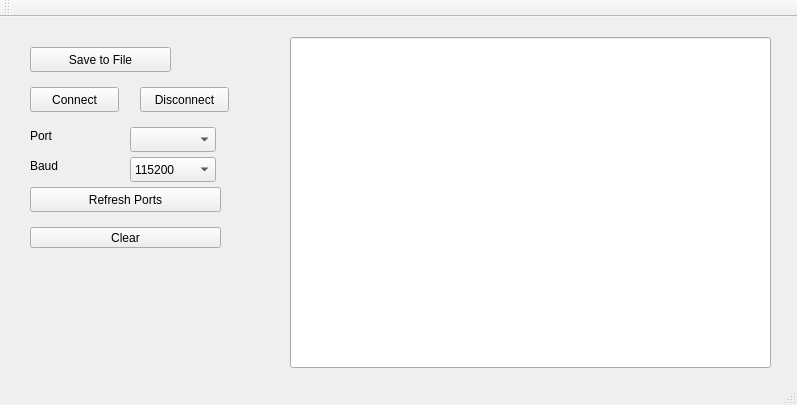
First picture: the form in packetSimulator/simulator/mainwindow.ui, repository davood-dorostkar/ModbusCommunication, before the edit.
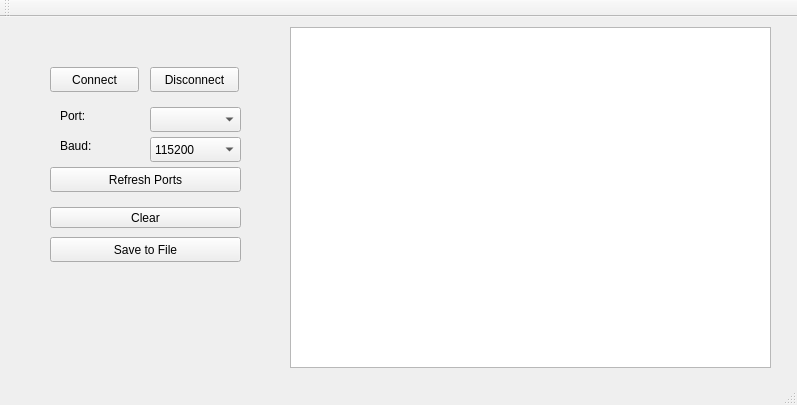
Second picture: the form after the edit.

Diff of the .ui file:
```diff
--- a/packetSimulator/simulator/mainwindow.ui
+++ b/packetSimulator/simulator/mainwindow.ui
@@ -17,9 +17,9 @@
    <widget class="QPushButton" name="saveButton">
     <property name="geometry">
      <rect>
-      <x>30</x>
-      <y>30</y>
-      <width>141</width>
+      <x>50</x>
+      <y>220</y>
+      <width>191</width>
       <height>25</height>
      </rect>
     </property>
@@ -30,8 +30,8 @@
    <widget class="QPushButton" name="connectButton">
     <property name="geometry">
      <rect>
-      <x>30</x>
-      <y>70</y>
+      <x>50</x>
+      <y>50</y>
       <width>89</width>
       <height>25</height>
      </rect>
@@ -43,8 +43,8 @@
    <widget class="QPushButton" name="disconnectButton">
     <property name="geometry">
      <rect>
-      <x>140</x>
-      <y>70</y>
+      <x>150</x>
+      <y>50</y>
       <width>89</width>
       <height>25</height>
      </rect>
@@ -56,9 +56,9 @@
    <widget class="QComboBox" name="portBox">
     <property name="geometry">
      <rect>
-      <x>130</x>
-      <y>110</y>
-      <width>86</width>
+      <x>150</x>
+      <y>90</y>
+      <width>91</width>
       <height>25</height>
      </rect>
     </property>
@@ -66,35 +66,35 @@
    <widget class="QLabel" name="label_3">
     <property name="geometry">
      <rect>
-      <x>30</x>
-      <y>110</y>
+      <x>60</x>
+      <y>90</y>
       <width>67</width>
       <height>17</height>
      </rect>
     </property>
     <property name="text">
-     <string>Port</string>
+     <string>Port:</string>
     </property>
    </widget>
    <widget class="QLabel" name="label_4">
     <property name="geometry">
      <rect>
-      <x>30</x>
-      <y>140</y>
+      <x>60</x>
+      <y>120</y>
       <width>67</width>
       <height>17</height>
      </rect>
     </property>
     <property name="text">
-     <string>Baud</string>
+     <string>Baud:</string>
     </property>
    </widget>
    <widget class="QComboBox" name="baudBox">
     <property name="geometry">
      <rect>
-      <x>130</x>
-      <y>140</y>
-      <width>86</width>
+      <x>150</x>
+      <y>120</y>
+      <width>91</width>
       <height>25</height>
      </rect>
     </property>
@@ -117,24 +117,11 @@
      </property>
     </item>
    </widget>
-   <widget class="QLineEdit" name="monitorBox">
-    <property name="geometry">
-     <rect>
-      <x>290</x>
-      <y>20</y>
-      <width>481</width>
-      <height>331</height>
-     </rect>
-    </property>
-    <property name="alignment">
-     <set>Qt::AlignLeading|Qt::AlignLeft|Qt::AlignTop</set>
-    </property>
-   </widget>
    <widget class="QPushButton" name="refreshButton">
     <property name="geometry">
      <rect>
-      <x>30</x>
-      <y>170</y>
+      <x>50</x>
+      <y>150</y>
       <width>191</width>
       <height>25</height>
      </rect>
@@ -146,8 +133,8 @@
    <widget class="QPushButton" name="clearButton">
     <property name="geometry">
      <rect>
-      <x>30</x>
-      <y>210</y>
+      <x>50</x>
+      <y>190</y>
       <width>191</width>
       <height>21</height>
      </rect>
@@ -156,6 +143,16 @@
      <string>Clear</string>
     </property>
    </widget>
+   <widget class="QTextEdit" name="monitorBox">
+    <property name="geometry">
+     <rect>
+      <x>290</x>
+      <y>10</y>
+      <width>481</width>
+      <height>341</height>
+     </rect>
+    </property>
+   </widget>
   </widget>
   <widget class="QMenuBar" name="menuBar">
    <property name="geometry">
```
